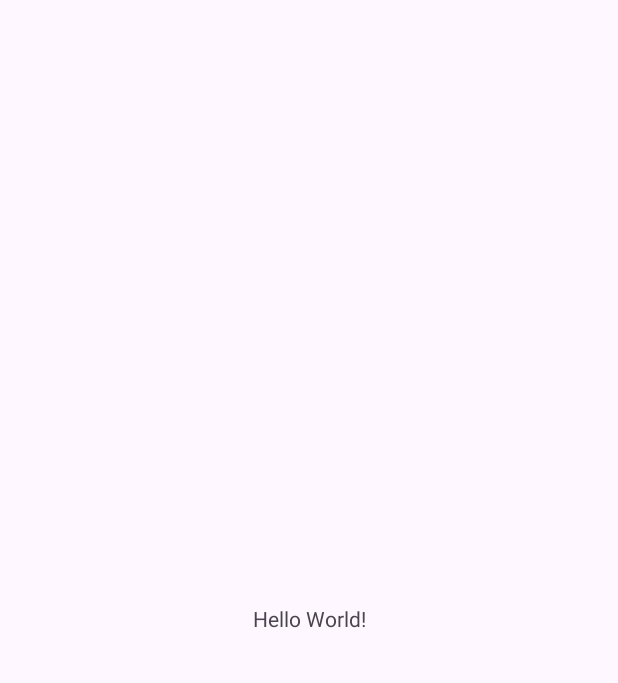
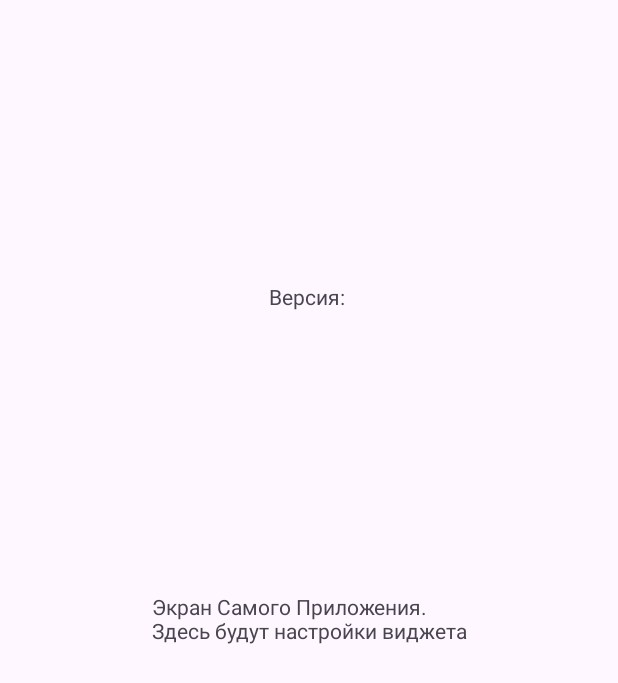
Before and after one commit to desant38/CustomClockWidget, an Android app: the screen it shows after launch (MainActivity), on a phone screen of 412 x 824 dp. Before the commit the part shown is almost empty. Shown: the top 683 px of the screen. Run offline under Robolectric (Android 15) with nearby library versions, the phone set to English and light mode, and no system bars.

```diff
--- a/app/src/main/java/ysg/home/cstmclckwdgt/MainActivity.kt
+++ b/app/src/main/java/ysg/home/cstmclckwdgt/MainActivity.kt
@@ -1,11 +1,40 @@
 package ysg.home.cstmclckwdgt
 
 import android.os.Bundle
+import android.widget.TextView
+import androidx.activity.enableEdgeToEdge
 import androidx.appcompat.app.AppCompatActivity
+import androidx.core.view.ViewCompat
+import androidx.core.view.WindowInsetsCompat
 
 class MainActivity : AppCompatActivity() {
     override fun onCreate(savedInstanceState: Bundle?) {
         super.onCreate(savedInstanceState)
+        enableEdgeToEdge()
         setContentView(R.layout.activity_main)
+        ViewCompat.setOnApplyWindowInsetsListener(findViewById(R.id.main)) { v, insets ->
+            val systemBars = insets.getInsets(WindowInsetsCompat.Type.systemBars())
+            v.setPadding(systemBars.left, systemBars.top, systemBars.right, systemBars.bottom)
+            insets
+        }
+
+        /** --- НАЧАЛО НАШЕЙ ЛОГИКИ ---*/
+
+        /** 1. Находим оба TextView на экране по их ID из activity_main.xml */
+        val greetingTextView = findViewById<TextView>(R.id.TVgreeting)
+        val revisionTextView = findViewById<TextView>(R.id.TVrevision)
+
+        greetingTextView.text = getString(R.string.app_exclaimer)
+        /** 2. Устанавливаем основной текст в первый TextView "greetingTextView" (о приложении и активити) */
+        greetingTextView.text = getString(R.string.app_exclaimer)
+
+        /** 3. Получаем версию из сгенерированного файла BuildConfig */
+        val appVersionName = BuildConfig.APP_VERSION // <-- Та самая "волшебная" переменная из Gradle
+
+        /** 4. Используем шаблон R.string.revision и вставляем в него версию  */
+        val fullRevisionText = getString(R.string.revision, appVersionName)
+
+        /** 5. Устанавливаем готовый текст с версией во второй TextView "revisionTextView" (о версии) */
+        revisionTextView.text = fullRevisionText
     }
 }
--- a/app/src/main/java/ysg/home/cstmclckwdgt/TimeTickReceiver.kt
+++ b/app/src/main/java/ysg/home/cstmclckwdgt/TimeTickReceiver.kt
@@ -34,9 +34,3 @@ class TimeTickReceiver : BroadcastReceiver() {
         }
     }
 }
-/**
- *  Этот класс делает одну простую вещь:
- *  когда он "слышит" минутный системный сигнал (ACTION_TIME_TICK),
- *  он, в свою очередь, отправляет новое "поручение" на обновление нашему ClockWidgetProvider,
- *  который уже умеет отрисовывать виджет.
- */
--- a/app/src/main/res/layout/activity_main.xml
+++ b/app/src/main/res/layout/activity_main.xml
@@ -2,17 +2,29 @@
 <androidx.constraintlayout.widget.ConstraintLayout xmlns:android="http://schemas.android.com/apk/res/android"
     xmlns:app="http://schemas.android.com/apk/res-auto"
     xmlns:tools="http://schemas.android.com/tools"
+    android:id="@+id/main"
     android:layout_width="match_parent"
     android:layout_height="match_parent"
     tools:context=".MainActivity">
 
     <TextView
+        android:id="@+id/TVgreeting"
         android:layout_width="wrap_content"
         android:layout_height="wrap_content"
-        android:text="Hello World!"
+        android:text="@string/app_exclaimer"
         app:layout_constraintBottom_toBottomOf="parent"
         app:layout_constraintEnd_toEndOf="parent"
         app:layout_constraintStart_toStartOf="parent"
         app:layout_constraintTop_toTopOf="parent" />
 
+    <TextView
+        android:id="@+id/TVrevision"
+        android:layout_width="wrap_content"
+        android:layout_height="wrap_content"
+        android:text="@string/revision"
+        app:layout_constraintBottom_toTopOf="@+id/TVgreeting"
+        app:layout_constraintEnd_toEndOf="parent"
+        app:layout_constraintStart_toStartOf="parent"
+        app:layout_constraintTop_toTopOf="parent" />
+
 </androidx.constraintlayout.widget.ConstraintLayout>
```
Also changed, not shown: app/build.gradle.kts (+11 -6 lines), app/src/main/AndroidManifest.xml (+24 -0 lines), app/src/main/java/ysg/home/cstmclckwdgt/ClockWidgetProvider.kt (+0 -111 lines), app/src/main/java/ysg/home/cstmclckwdgt/WidgetUpdateService.kt (+49 -12 lines).
